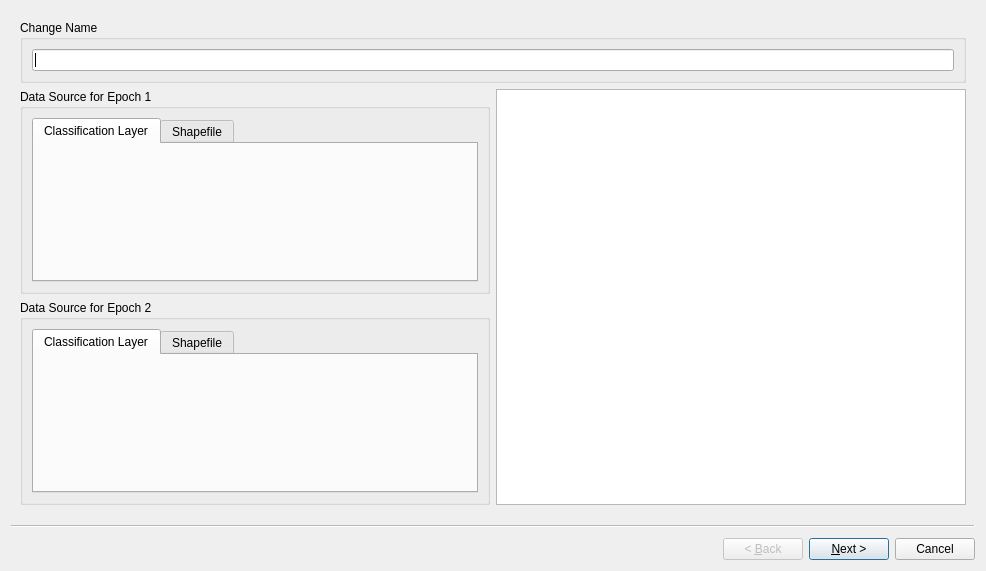
Before: the Qt Designer form CDTStudio/Wizards/wizardvectorchangedetection.ui in chenguanzhou/CDTStudio, drawn with Qt 5.
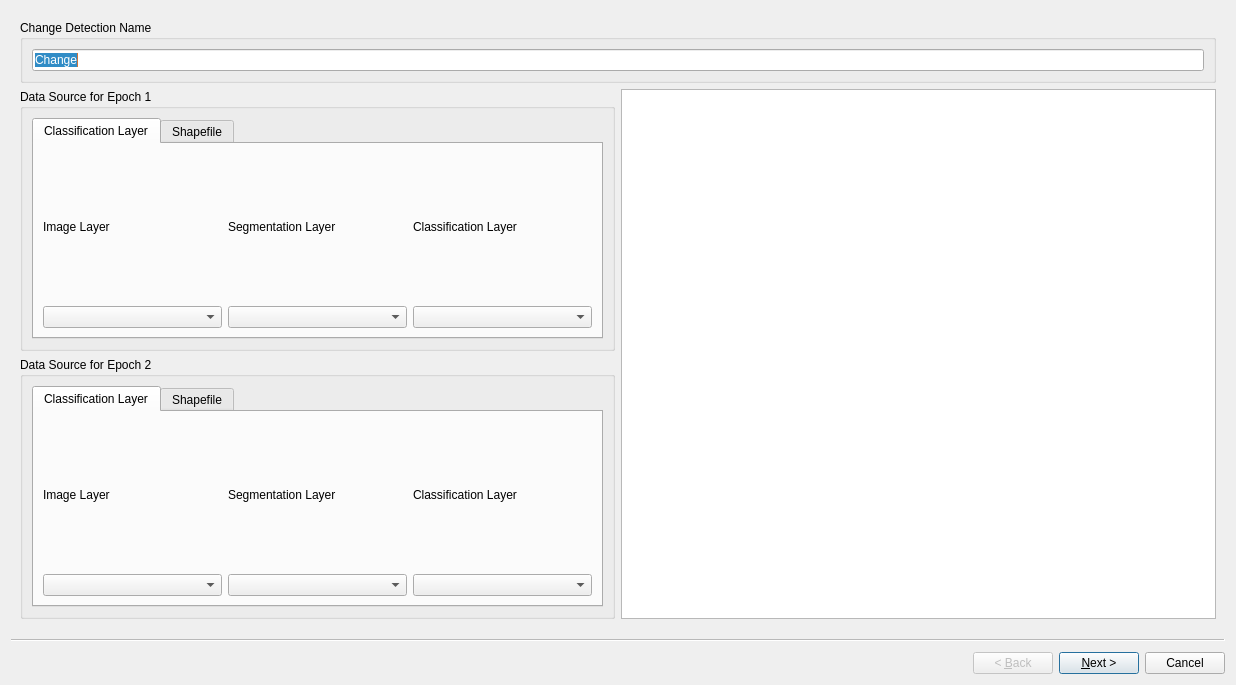
After: the same form once the commit is applied.

```diff
--- a/CDTStudio/Wizards/wizardvectorchangedetection.ui
+++ b/CDTStudio/Wizards/wizardvectorchangedetection.ui
@@ -6,8 +6,8 @@
    <rect>
     <x>0</x>
     <y>0</y>
-    <width>986</width>
-    <height>571</height>
+    <width>1236</width>
+    <height>685</height>
    </rect>
   </property>
   <property name="windowTitle">
@@ -21,11 +21,15 @@
     <item>
      <widget class="QGroupBox" name="groupBox">
       <property name="title">
-       <string>Change Name</string>
+       <string>Change Detection Name</string>
       </property>
       <layout class="QVBoxLayout" name="verticalLayout">
        <item>
-        <widget class="QLineEdit" name="lineEditName"/>
+        <widget class="QLineEdit" name="lineEditName">
+         <property name="text">
+          <string>Change</string>
+         </property>
+        </widget>
        </item>
       </layout>
      </widget>
@@ -49,6 +53,50 @@
               <attribute name="title">
                <string>Classification Layer</string>
               </attribute>
+              <layout class="QHBoxLayout" name="horizontalLayout_6">
+               <item>
+                <layout class="QVBoxLayout" name="verticalLayout_7">
+                 <item>
+                  <widget class="QLabel" name="label">
+                   <property name="text">
+                    <string>Image Layer</string>
+                   </property>
+                  </widget>
+                 </item>
+                 <item>
+                  <widget class="QComboBox" name="comboBoxT1_ImageLayer"/>
+                 </item>
+                </layout>
+               </item>
+               <item>
+                <layout class="QVBoxLayout" name="verticalLayout_8">
+                 <item>
+                  <widget class="QLabel" name="label_2">
+                   <property name="text">
+                    <string>Segmentation Layer</string>
+                   </property>
+                  </widget>
+                 </item>
+                 <item>
+                  <widget class="QComboBox" name="comboBoxT1_SegLayer"/>
+                 </item>
+                </layout>
+               </item>
+               <item>
+                <layout class="QVBoxLayout" name="verticalLayout_9">
+                 <item>
+                  <widget class="QLabel" name="label_3">
+                   <property name="text">
+                    <string>Classification Layer</string>
+                   </property>
+                  </widget>
+                 </item>
+                 <item>
+                  <widget class="QComboBox" name="comboBoxT1_ClsLayer"/>
+                 </item>
+                </layout>
+               </item>
+              </layout>
              </widget>
              <widget class="QWidget" name="tab_2">
               <attribute name="title">
@@ -75,6 +123,50 @@
               <attribute name="title">
                <string>Classification Layer</string>
               </attribute>
+              <layout class="QHBoxLayout" name="horizontalLayout_7">
+               <item>
+                <layout class="QVBoxLayout" name="verticalLayout_10">
+                 <item>
+                  <widget class="QLabel" name="label_4">
+                   <property name="text">
+                    <string>Image Layer</string>
+                   </property>
+                  </widget>
+                 </item>
+                 <item>
+                  <widget class="QComboBox" name="comboBoxT2_ImageLayer"/>
+                 </item>
+                </layout>
+               </item>
+               <item>
+                <layout class="QVBoxLayout" name="verticalLayout_11">
+                 <item>
+                  <widget class="QLabel" name="label_5">
+                   <property name="text">
+                    <string>Segmentation Layer</string>
+                   </property>
+                  </widget>
+                 </item>
+                 <item>
+                  <widget class="QComboBox" name="comboBoxT2_SegLayer"/>
+                 </item>
+                </layout>
+               </item>
+               <item>
+                <layout class="QVBoxLayout" name="verticalLayout_12">
+                 <item>
+                  <widget class="QLabel" name="label_6">
+                   <property name="text">
+                    <string>Classification Layer</string>
+                   </property>
+                  </widget>
+                 </item>
+                 <item>
+                  <widget class="QComboBox" name="comboBoxT2_ClsLayer"/>
+                 </item>
+                </layout>
+               </item>
+              </layout>
              </widget>
              <widget class="QWidget" name="tab_4">
               <attribute name="title">
@@ -89,7 +181,17 @@
        </layout>
       </item>
       <item>
-       <widget class="QTextEdit" name="textEditDataSource"/>
+       <widget class="QTextEdit" name="textEditDataSource">
+        <property name="minimumSize">
+         <size>
+          <width>450</width>
+          <height>200</height>
+         </size>
+        </property>
+        <property name="readOnly">
+         <bool>true</bool>
+        </property>
+       </widget>
       </item>
      </layout>
     </item>
```
Left out of the diff: 42 changed lines with no effect on the pictures.
